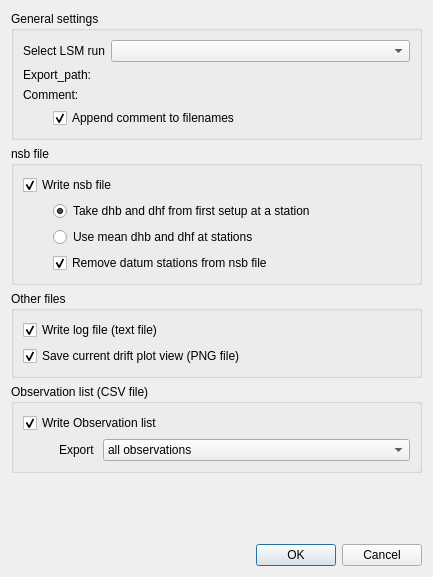
Qt form gravtools/gui/dialog_export_results.ui (ahellers/GravTools) before a commit.
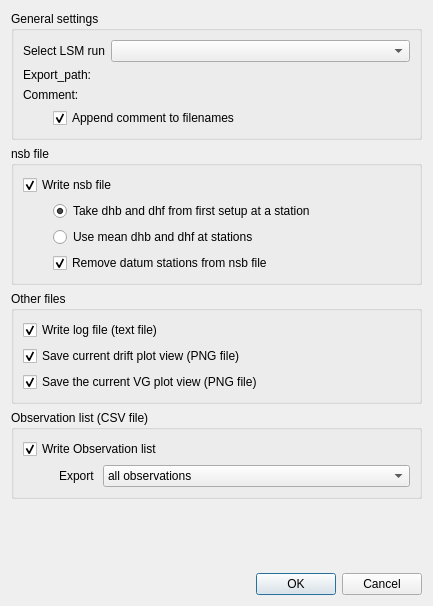
The same form after that commit.

Commit message: Restructured the "from_campaign" class method in the LSM classes. The observation selection for the calculation of setup observations is now stored in lsm_run objects. Obs. list CSV files now contain the obs. selection of the selected lsm run (if a lsm run is selected in the export window).

Diff of the .ui file:
```diff
--- a/gravtools/gui/dialog_export_results.ui
+++ b/gravtools/gui/dialog_export_results.ui
@@ -7,7 +7,7 @@
     <x>0</x>
     <y>0</y>
     <width>433</width>
-    <height>577</height>
+    <height>606</height>
    </rect>
   </property>
   <property name="windowTitle">
@@ -216,6 +216,19 @@
         </property>
        </widget>
       </item>
+      <item>
+       <widget class="QCheckBox" name="checkBox_save_vg_plot_png">
+        <property name="toolTip">
+         <string>Save the current VG plot to a PNG file (only available if the VG was estimated).</string>
+        </property>
+        <property name="text">
+         <string>Save the current VG plot view (PNG file)</string>
+        </property>
+        <property name="checked">
+         <bool>true</bool>
+        </property>
+       </widget>
+      </item>
      </layout>
     </widget>
    </item>
```
Left out of the diff: 6 changed lines with no effect on the pictures. The commit also changes 12 other files.
